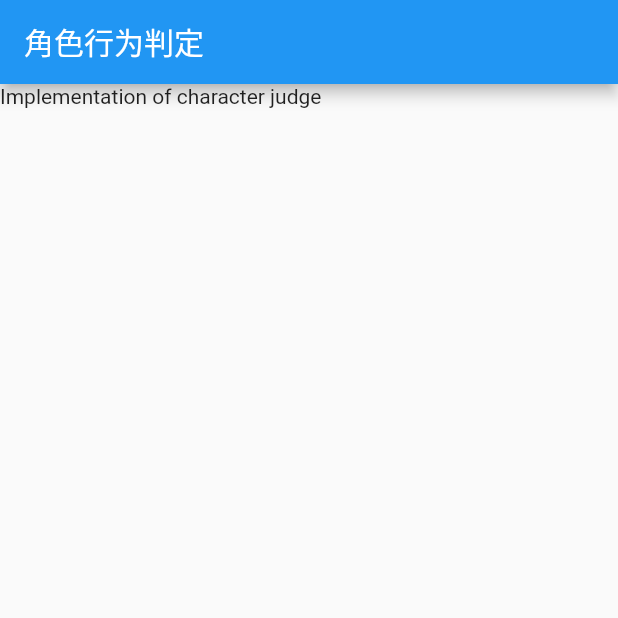
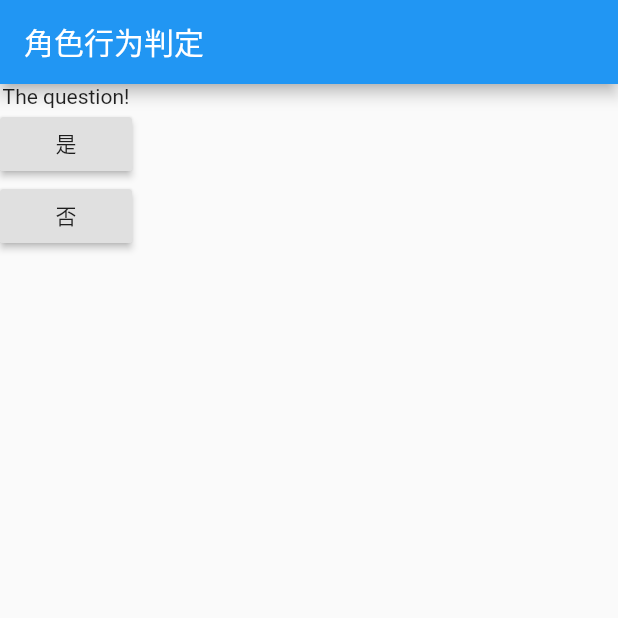
Before and after one commit to dafei-ning/werewolf_killing_judge, a Flutter app: the screen it shows after launch, on a phone screen of 412 x 824 dp, the top half of it. Run offline on Flutter 3.47's test engine with Material 2 defaults, Android fonts, the phone set to English and light mode, and no system bars.

Commit message:
Connect function to onPress button

```diff
--- a/lib/main.dart
+++ b/lib/main.dart
@@ -7,14 +7,32 @@ import 'package:flutter/material.dart';
 void main() => runApp(MyApp());
 
 class MyApp extends StatelessWidget {
+
+  void answerQuestion() {
+
+  }
+
   // The Build() method returns the widgets(widgest tree) which should be rendered onto the screen.
   Widget build(BuildContext context) {
+    var questions = ['场上是否单边预言家？', '是否有明确站边？'];
     return MaterialApp(
       home: Scaffold(
           appBar: AppBar(
             title: Text('角色行为判定'),
           ),
-          body: Text('Implementation of character judge')),
+          body: Column(
+            children: <Widget>[
+              Text('The question!'),
+              RaisedButton(
+                child: Text('是'),
+                onPressed: answerQuestion,
+              ),
+              RaisedButton(
+                child: Text('否'),
+                onPressed: answerQuestion,
+              ),
+            ],
+          )),
     );
   }
 }
```
Also changed, not shown: 1 other file.
